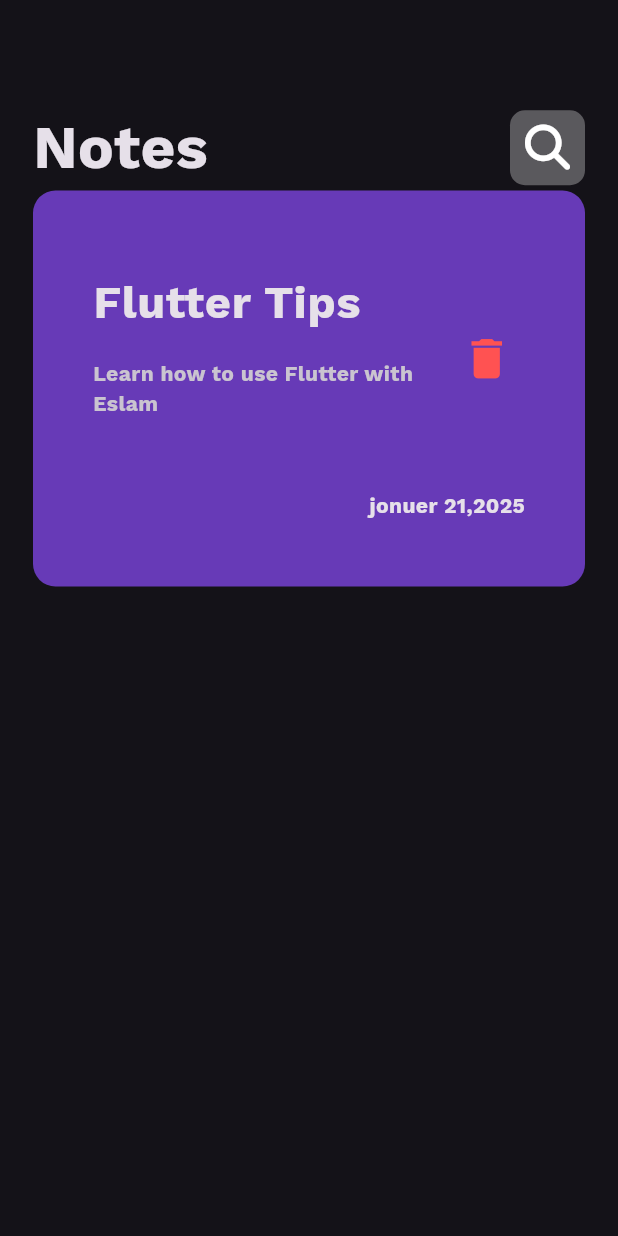
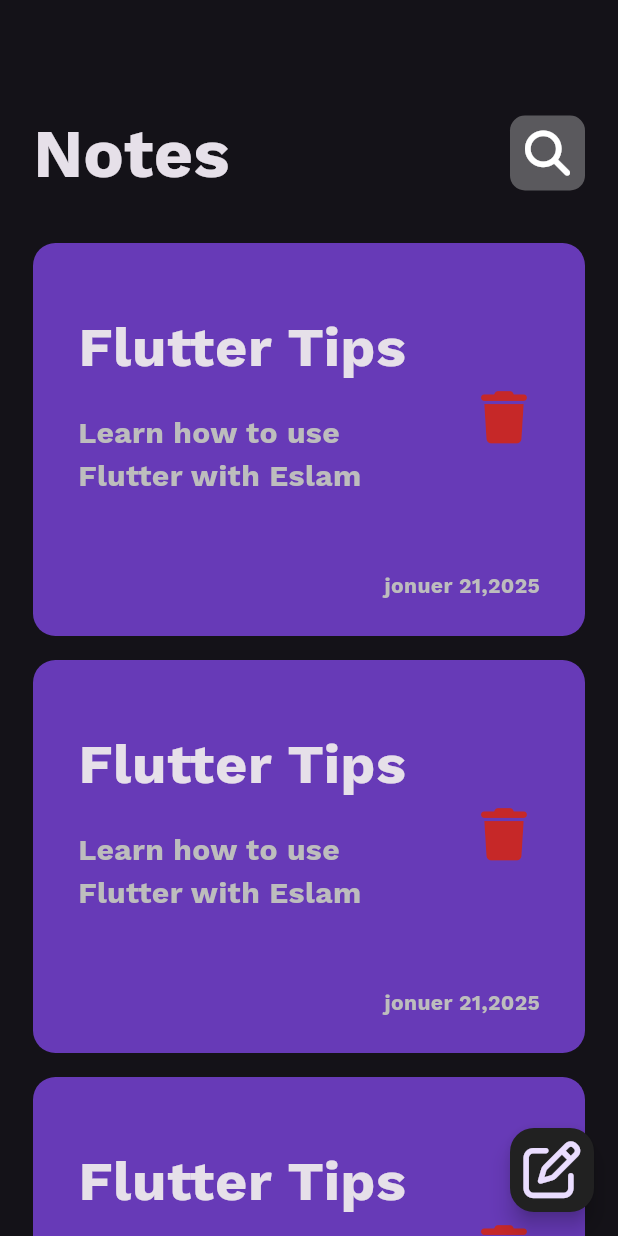
Before and after one commit to eslamabdo1122/Notes_App, a Flutter app: the screen it shows after launch, on a phone screen of 412 x 824 dp. Run offline on Flutter 3.47's test engine with Material 3 defaults, Android fonts, the phone set to English and light mode, and no system bars; our stand-ins replace font_awesome_flutter.

Commit message:
add floatingActionButton

```diff
--- a/lib/views/notes_view.dart
+++ b/lib/views/notes_view.dart
@@ -1,6 +1,8 @@
 import 'package:flutter/material.dart';
+import 'package:font_awesome_flutter/font_awesome_flutter.dart';
 import 'package:notes_app/widget/custom_app_bar.dart';
 import 'package:notes_app/widget/note_card.dart';
+import 'package:notes_app/widget/note_listview.dart';
 
 class NotesView extends StatelessWidget {
   const NotesView({super.key});
@@ -16,8 +18,21 @@ class NotesView extends StatelessWidget {
               height: 70,
             ),
             CustomAppBar(),
-            NoteCard(),
+            SizedBox(
+              height: 20,
+            ),
+            Expanded(
+              child: NoteListview(),
+            ),
           ],
+        ),
+      ),
+      floatingActionButton: FloatingActionButton(
+        backgroundColor: Colors.grey[900],
+        onPressed: () {},
+        child: FaIcon(
+                FontAwesomeIcons.penToSquare,
+          size: 38,
         ),
       ),
     );
--- a/lib/widget/custom_app_bar.dart
+++ b/lib/widget/custom_app_bar.dart
@@ -11,7 +11,7 @@ class CustomAppBar extends StatelessWidget {
         Text(
           'Notes',
           style: TextStyle(
-            fontSize: 40,
+            fontSize: 45,
           ),
         ),
         Spacer(),
--- a/lib/widget/note_card.dart
+++ b/lib/widget/note_card.dart
@@ -1,4 +1,5 @@
 import 'package:flutter/material.dart';
+import 'package:font_awesome_flutter/font_awesome_flutter.dart';
 
 class NoteCard extends StatelessWidget {
   const NoteCard({super.key});
@@ -6,13 +7,13 @@ class NoteCard extends StatelessWidget {
   @override
   Widget build(BuildContext context) {
     return Container(
-      padding: EdgeInsets.all(20),
+      padding: EdgeInsets.only(top:10, left: 10, right: 10),
       decoration: BoxDecoration(
         color: Colors.deepPurple,
         borderRadius: BorderRadius.circular(15),
       ),
       child: Padding(
-        padding: const EdgeInsets.symmetric(vertical: 24.0,horizontal: 20),
+        padding: const EdgeInsets.symmetric(vertical: 24.0, horizontal: 20),
         child: Column(
           crossAxisAlignment: CrossAxisAlignment.end,
           children: [
@@ -20,23 +21,28 @@ class NoteCard extends StatelessWidget {
               contentPadding: EdgeInsets.zero,
               title: Text(
                 'Flutter Tips',
-                style: TextStyle(fontWeight: FontWeight.bold, fontSize: 30),
+                style: TextStyle(fontWeight: FontWeight.bold, fontSize: 37),
               ),
               subtitle: Padding(
                 padding: const EdgeInsets.only(top: 15, bottom: 20),
-                child: Text('Learn how to use Flutter with Eslam'),
+                child: Text(
+                  'Learn how to use Flutter with Eslam',
+                  style: TextStyle( fontSize: 20,color: Colors.grey[400]),
+                ),
               ),
               trailing: IconButton(
-                icon: Icon(
-                  Icons.delete,
+                icon: FaIcon(
+                FontAwesomeIcons.trash,
                   size: 35,
-                  color: Colors.redAccent,
+                  color: Colors.red[800],
                 ),
                 onPressed: () {},
               ),
             ),
             SizedBox(height: 20),
-            Text('jonuer 21,2025'),
+            Text('jonuer 21,2025',
+                  style: TextStyle( fontSize: 14,color: Colors.grey[400]),
+            ),
           ],
         ),
       ),
--- /dev/null
+++ b/lib/widget/note_listview.dart
@@ -0,0 +1,18 @@
+import 'package:flutter/material.dart';
+import 'package:notes_app/widget/note_card.dart';
+
+class NoteListview extends StatelessWidget {
+  const NoteListview({super.key});
+
+  @override
+  Widget build(BuildContext context) {
+    return ListView.builder(
+      itemBuilder: (context, index) {
+        return Padding(
+          padding: const EdgeInsets.symmetric(vertical: 8.0),
+          child: NoteCard(),
+        );
+      },
+    );
+  }
+}
```
